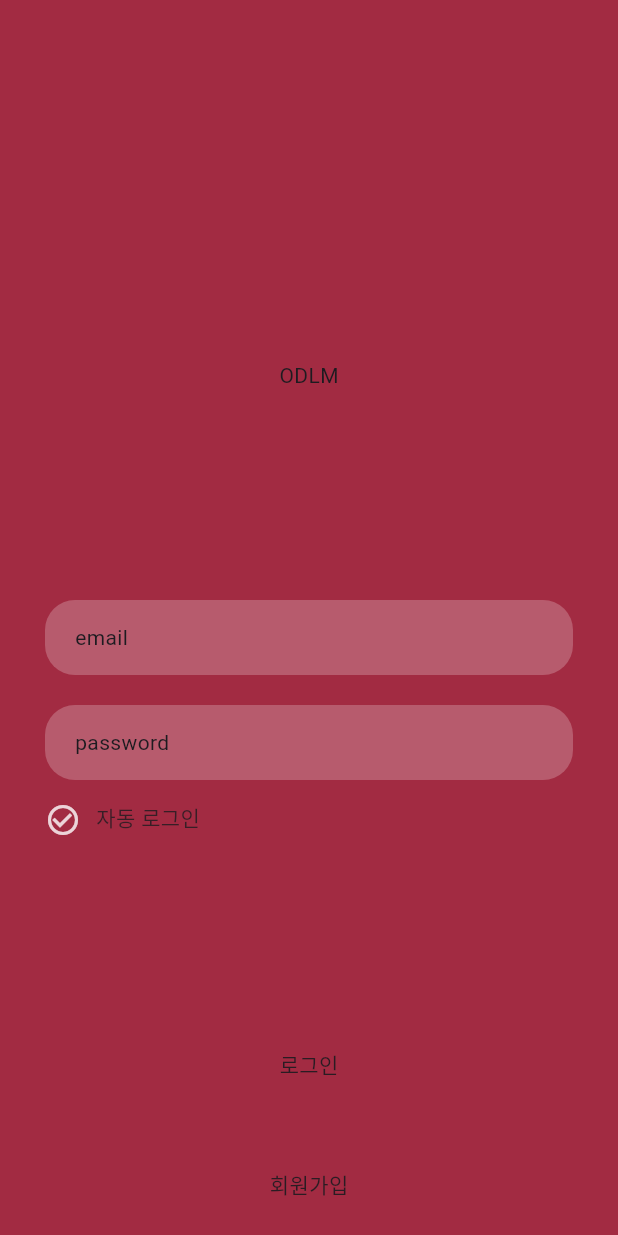
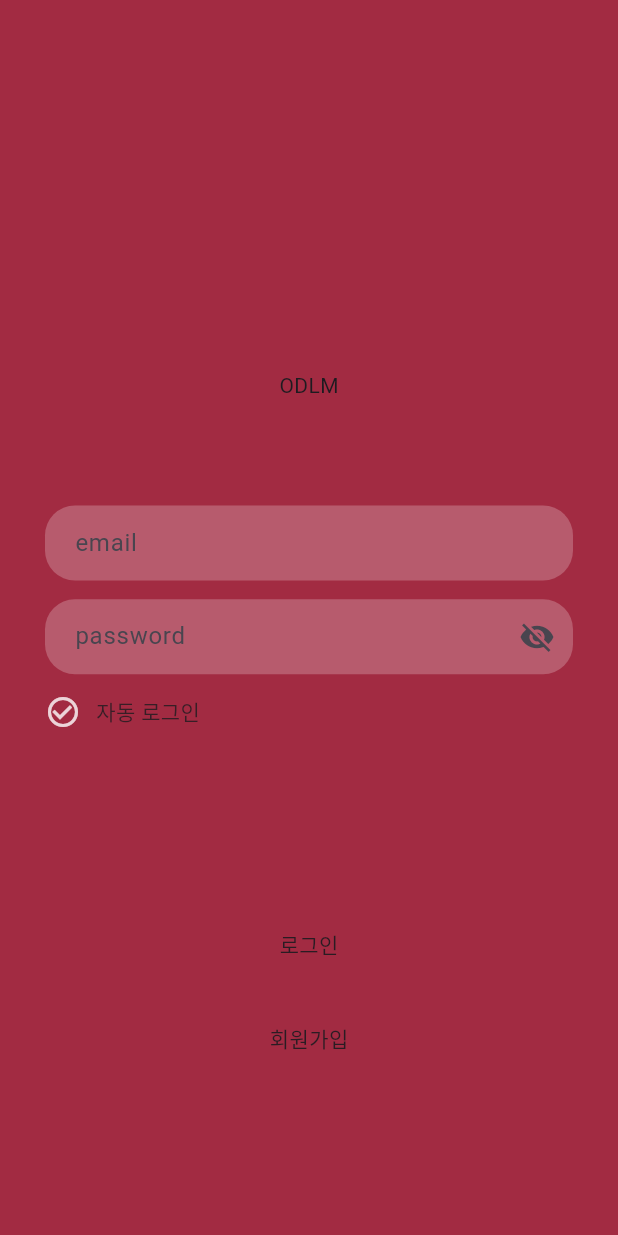
Before and after one commit to min429/space, a Flutter app: the screen it shows after launch, on a phone screen of 412 x 824 dp. Run offline on Flutter 3.47's test engine with Material 3 defaults, Android fonts, the phone set to English and light mode, and no system bars; our stand-ins replace firebase_messaging, flutter_animate, font_awesome_flutter, google_fonts; missing offline and left inert: dart:ffi, flutterflow_ui, styled_divider; accounts and stored records are empty; statements that could not run were skipped.

Commit message:
서버 RedisUpdateService 에러 수정, 앱 login, main 페이지 수정, notification_service, globals 추가

```diff
--- /dev/null
+++ b/odlm_app/lib/globals.dart
@@ -0,0 +1,3 @@
+import 'dart:ffi';
+
+int? userId;
--- a/odlm_app/lib/login.dart
+++ b/odlm_app/lib/login.dart
@@ -1,6 +1,12 @@
+import 'dart:convert';
+
 import 'package:flutterflow_ui/flutterflow_ui.dart';
 import 'package:flutter/material.dart';
 import 'package:http/http.dart' as http;
+import 'package:odlm_app/signup.dart';
+
+import 'main.dart';
+import 'globals.dart';
 
 void main() {
   runApp(const MaterialApp(
@@ -15,70 +21,12 @@ class LoginWidget extends StatefulWidget {
   State<LoginWidget> createState() => _LoginWidgetState();
 }
 
-Future<void> _sendGetRequest(String action) async {
-  final String url = 'http://localhost:8080/$action';
-  try {
-    final response = await http.get(
-      Uri.parse(url),
-      headers: <String, String>{
-        'Content-Type': 'application/json; charset=UTF-8',
-      },
-    );
-    if (response.statusCode == 200) {
-      print('Success: ${response.body}');
-      // 서버 응답에 대한 처리를 여기에 추가할 수 있습니다.
-      if (action == ""){
-        //해당 로직 실행
-      }
-
-    } else {
-      print('Error: ${response.statusCode}');
-      // 에러 처리를 여기에 추가할 수 있습니다.
-      if (response.statusCode == 200) {
-        //해당 로직 실행
-      }
-    }
-  } catch (e) {
-    print('Exception: $e');
-    // 예외 처리를 여기에 추가할 수 있습니다.
-  }
-}
-
-Future<void> _sendPostRequest(String action,
-    {required Map<String, dynamic> requestData}) async {
-  final String url = 'http://localhost:8080/$action';
-  try {
-    final response = await http.post(
-      Uri.parse(url),
-      headers: <String, String>{
-        'Content-Type': 'application/json; charset=UTF-8',
-      },
-      body: jsonEncode(requestData),
-    );
-    if (response.statusCode == 200) {
-      print('Success: ${response.body}');
-      // 서버 응답에 대한 처리를 여기에 추가할 수 있습니다.
-
-      if (action == ""){
-        //해당 로직 실행
-      }
-    } else {
-      print('Error: ${response.statusCode}');
-      // 에러 처리를 여기에 추가할 수 있습니다.
-
-      if (response.statusCode == 200) {
-        //해당 로직 실행
-      }
-    }
-  } catch (e) {
-    print('Exception: $e');
-    // 예외 처리를 여기에 추가할 수 있습니다.
-  }
-
-}
-
 class _LoginWidgetState extends State<LoginWidget> {
   late LoginModel _model;
+  late TextEditingController _emailController;
+  late TextEditingController _passwordController;
+  late bool _passwordVisible;
+  bool _isSelected = false;
 
   final scaffoldKey = GlobalKey<ScaffoldState>();
 
@@ -86,11 +34,16 @@ class _LoginWidgetState extends State<LoginWidget> {
   void initState() {
     super.initState();
     _model = createModel(context, () => LoginModel());
+    _emailController = TextEditingController();
+    _passwordController = TextEditingController();
+    _passwordVisible = false;
   }
 
   @override
   void dispose() {
     _model.dispose();
+    _emailController.dispose();
+    _passwordController.dispose();
 
     super.dispose();
   }
@@ -107,24 +60,21 @@ class _LoginWidgetState extends State<LoginWidget> {
       if (response.statusCode == 200) {
         print('Success: ${response.body}');
         // 서버 응답에 대한 처리를 여기에 추가할 수 있습니다.
-        // if (action == ""){
-        //   //해당 로직 실행
-        // }
-
+        if (action == "") {
+          //해당 로직 실행
+        }
       } else {
         print('Error: ${response.statusCode}');
         // 에러 처리를 여기에 추가할 수 있습니다.
-        // if (response.statusCode == ) {
-        //   //해당 로직 실행
-        // }
+        if (response.statusCode == 200) {
+          //해당 로직 실행
+        }
       }
     } catch (e) {
       print('Exception: $e');
       // 예외 처리를 여기에 추가할 수 있습니다.
     }
   }
-
-
 
   Future<void> _sendPostRequest(String action,
       {required Map<String, dynamic> requestData}) async {
@@ -141,12 +91,17 @@ class _LoginWidgetState extends State<LoginWidget> {
         print('Success: ${response.body}');
         // 서버 응답에 대한 처리를 여기에 추가할 수 있습니다.
 
-        // if (action == ""){
-        //   //해당 로직 실행
-        // }
+        if (action == "user/login") {
+          //해당 로직 실행
+          userId = jsonDecode(response.body) as int?;
+          Navigator.pushReplacement(
+            context,
+            MaterialPageRoute(builder: (context) => MainWidget()),
+          );
+        }
       } else {
         print('Error: ${response.statusCode}');
-        // 에러 처리를 여기에 추가할 수 있습니다.
+        // 에러 처리를 여기에 추가할 수 있습니다
 
         // if (response.statusCode == ) {
         //   //해당 로직 실행
@@ -156,7 +111,6 @@ class _LoginWidgetState extends State<LoginWidget> {
       print('Exception: $e');
       // 예외 처리를 여기에 추가할 수 있습니다.
     }
-
   }
 
   @override
@@ -172,11 +126,12 @@ class _LoginWidgetState extends State<LoginWidget> {
           top: true,
           child: Align(
             alignment: AlignmentDirectional(0, 0),
+            child: SingleChildScrollView(
                 child: Column(
-              mainAxisSize: MainAxisSize.max,
+              mainAxisSize: MainAxisSize.min,
               children: [
                 Padding(
-                  padding: EdgeInsetsDirectional.fromSTEB(0, 200, 0, 0),
+                  padding: EdgeInsetsDirectional.fromSTEB(0, 150, 0, 0),
                   child: Container(
                     width: MediaQuery.sizeOf(context).width,
                     height: 100,
@@ -198,7 +153,7 @@ class _LoginWidgetState extends State<LoginWidget> {
                   ),
                 ),
                 Padding(
-                  padding: EdgeInsetsDirectional.fromSTEB(30, 100, 30, 20),
+                  padding: EdgeInsetsDirectional.fromSTEB(30, 30, 30, 12.5),
                   child: Container(
                     width: double.infinity,
                     height: 50,
@@ -210,15 +165,20 @@ class _LoginWidgetState extends State<LoginWidget> {
                       alignment: AlignmentDirectional(-1, 0),
                       child: Padding(
                         padding: EdgeInsetsDirectional.fromSTEB(20, 0, 0, 0),
-                        child: Text(
-                          'email',
-                          style:
-                          FlutterFlowTheme.of(context).bodyMedium.override(
+                        child: TextField(
+                          controller: _emailController,
+                          decoration: InputDecoration(
+                            labelText: 'email',
+                            labelStyle: FlutterFlowTheme.of(context)
+                                .bodyMedium
+                                .override(
                                   fontFamily: 'Readex Pro',
                                   color: Colors.white,
                                   fontSize: 15,
                                   letterSpacing: 0,
                                   fontWeight: FontWeight.w300,
+                                ),
+                            enabledBorder: InputBorder.none,
                           ),
                         ),
                       ),
@@ -238,15 +198,33 @@ class _LoginWidgetState extends State<LoginWidget> {
                       alignment: AlignmentDirectional(-1, 0),
                       child: Padding(
                         padding: EdgeInsetsDirectional.fromSTEB(20, 0, 0, 0),
-                        child: Text(
-                          'password',
-                          style:
-                          FlutterFlowTheme.of(context).bodyMedium.override(
+                        child: TextField(
+                          controller: _passwordController,
+                          obscureText: !_passwordVisible,
+                          decoration: InputDecoration(
+                            labelText: 'password',
+                            labelStyle: FlutterFlowTheme.of(context)
+                                .bodyMedium
+                                .override(
                                   fontFamily: 'Readex Pro',
                                   color: Colors.white,
                                   fontSize: 15,
                                   letterSpacing: 0,
                                   fontWeight: FontWeight.w300,
+                                ),
+                            enabledBorder: InputBorder.none,
+                            suffixIcon: IconButton(
+                              icon: Icon(
+                                _passwordVisible
+                                    ? Icons.visibility
+                                    : Icons.visibility_off,
+                              ),
+                              onPressed: () {
+                                setState(() {
+                                  _passwordVisible = !_passwordVisible;
+                                });
+                              },
+                            ),
                           ),
                         ),
                       ),
@@ -254,39 +232,34 @@ class _LoginWidgetState extends State<LoginWidget> {
                   ),
                 ),
                 Padding(
-                  padding: EdgeInsetsDirectional.fromSTEB(30, 0, 30, 0),
+                  padding: EdgeInsetsDirectional.fromSTEB(30, 0, 30, 110),
+                  child: GestureDetector(
+                    onTap: () {
+                      setState(() {
+                        _isSelected = !_isSelected;
+                      });
+                    },
+                    child: Opacity(
+                      opacity: _isSelected ? 0.5 : 0.8,
                       child: Container(
                         width: double.infinity,
                         height: 40,
                         decoration: BoxDecoration(
                           color: Color(0x00FFFFFF),
                         ),
-                    child: Align(
-                      alignment: AlignmentDirectional(0, 0),
                         child: Row(
                           mainAxisSize: MainAxisSize.max,
                           mainAxisAlignment: MainAxisAlignment.start,
                           crossAxisAlignment: CrossAxisAlignment.center,
                           children: [
-                          Opacity(
-                            opacity: 0.8,
-                            child: Align(
-                              alignment: AlignmentDirectional(0, 0.2),
-                              child: Icon(
+                            Icon(
                               Icons.check_circle_outline,
                               color: Colors.white,
                               size: 24,
                             ),
-                            ),
-                          ),
-                          Flexible(
-                            child: Opacity(
-                              opacity: 0.8,
-                              child: Align(
-                                alignment: AlignmentDirectional(-1, 0),
-                                child: Padding(
-                                  padding: EdgeInsetsDirectional.fromSTEB(
-                                      10, 0, 0, 0),
+                            Padding(
+                              padding:
+                                  EdgeInsetsDirectional.fromSTEB(10, 0, 0, 0),
                               child: Text(
                                 '자동 로그인',
                                 style: FlutterFlowTheme.of(context)
@@ -299,10 +272,8 @@ class _LoginWidgetState extends State<LoginWidget> {
                                     ),
                               ),
                             ),
+                          ],
                         ),
-                            ),
-                          ),
-                        ],
                       ),
                     ),
                   ),
@@ -311,9 +282,20 @@ class _LoginWidgetState extends State<LoginWidget> {
                   child: Opacity(
                     opacity: 0.9,
                     child: Align(
-                      alignment: AlignmentDirectional(0, 2),
+                      alignment: AlignmentDirectional(0, 1),
                       child: Padding(
-                        padding: EdgeInsetsDirectional.fromSTEB(30, 0, 30, 0),
+                        padding:
+                            EdgeInsetsDirectional.fromSTEB(30, 0, 30, 12.5),
+                        child: GestureDetector(
+                          onTap: () {
+                            String email = _emailController.text;
+                            String password = _passwordController.text;
+
+                            _sendPostRequest('user/login', requestData: {
+                              'email': email,
+                              'password': password,
+                            });
+                          },
                           child: Container(
                             width: double.infinity,
                             height: 50,
@@ -341,13 +323,22 @@ class _LoginWidgetState extends State<LoginWidget> {
                       ),
                     ),
                   ),
+                ),
                 Flexible(
                   child: Opacity(
                     opacity: 0.9,
                     child: Align(
                       alignment: AlignmentDirectional(0, 1),
                       child: Padding(
-                        padding: EdgeInsetsDirectional.fromSTEB(30, 0, 30, 10),
+                        padding: EdgeInsetsDirectional.fromSTEB(30, 0, 30, 50),
+                        child: GestureDetector(
+                          onTap: () {
+                            Navigator.push(
+                              context,
+                              MaterialPageRoute(
+                                  builder: (context) => SignUpWidget()),
+                            );
+                          },
                           child: Container(
                             width: double.infinity,
                             height: 50,
@@ -375,8 +366,9 @@ class _LoginWidgetState extends State<LoginWidget> {
                       ),
                     ),
                   ),
+                ),
               ],
-            ),
+            )),
           ),
         ),
       ),
--- a/odlm_app/lib/signup.dart
+++ b/odlm_app/lib/signup.dart
@@ -8,8 +8,6 @@ class SignUpWidget extends StatefulWidget {
   @override
   _SignUpWidgetState createState() => _SignUpWidgetState();
 }
-
-
 
 class _SignUpWidgetState extends State<SignUpWidget> {
   late TextEditingController _emailController;
--- a/odlm_app/pubspec.yaml
+++ b/odlm_app/pubspec.yaml
@@ -38,7 +38,6 @@ dependencies:
   shared_preferences_platform_interface: 2.3.1
   shared_preferences_web: 2.2.1
   sqflite: 2.2.6
-  styled_divider: ^1.0.4
 
   timeago: 3.2.2
   url_launcher: 6.2.5
@@ -46,6 +45,8 @@ dependencies:
   url_launcher_ios: 6.2.5
   url_launcher_platform_interface: 2.3.2
 
+  firebase_core: ^2.29.0
+  firebase_messaging: ^14.8.1
 
   # The following adds the Cupertino Icons font to your application.
   # Use with the CupertinoIcons class for iOS style icons.
```
Also changed, not shown: odlm_app/lib/main.dart (+72 -56 lines), odlm_app/lib/service/notification_service.dart (added, +25 -0 lines), 3 other files. Lines whose indentation alone changed are shown as unchanged.
